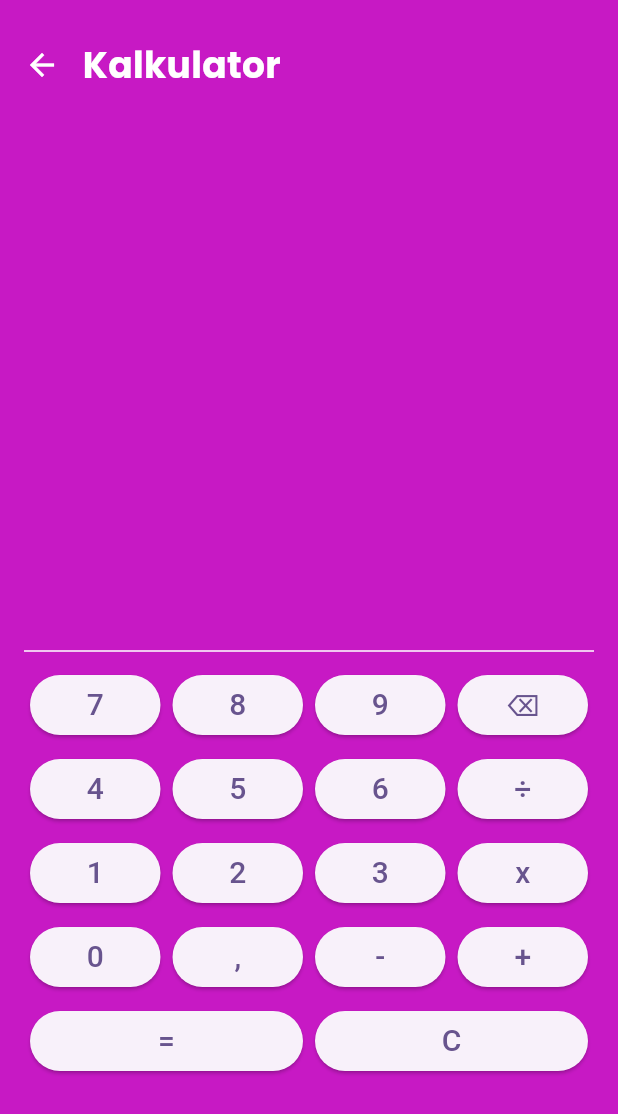
After one commit to harizfajar/manajemen_keuangan, a Flutter app: the Application screen opened directly, item 3 of the bottom bar chosen, after a tap on "Kalkulator", on a phone screen of 412 x 824 dp. The commit adds this screen. Shown: the top 1114 px of the screen. Run offline on Flutter 3.47's test engine with Material 3 defaults, Android fonts, the phone set to English and light mode, and no system bars; our stand-ins replace another_flushbar, cloud_firestore, firebase_auth, firebase_core, fl_chart, flutter_multi_formatter and 12 more; accounts and stored records are empty; generated files the repository leaves out were written again.

Commit message:
kalkulator

```diff
--- a/lib/common/routes/app_routes_name.dart
+++ b/lib/common/routes/app_routes_name.dart
@@ -10,4 +10,5 @@ class AppRoutesName {
   static String EDITCARD = "/editcard";
   static String ADDTRANSACTION = "/addtransaction";
   static String EDITTRANSACTION = "/edittransaction";
+  static String KALKULATOR = "/kalkulator";
 }
--- a/lib/common/routes/routes.dart
+++ b/lib/common/routes/routes.dart
@@ -1,3 +1,4 @@
+import 'package:duitKu/pages/Kalkulator/kalkulator.dart';
 import 'package:flutter/material.dart';
 import 'package:duitKu/common/model/cards.dart';
 import 'package:duitKu/common/model/transactions.dart';
@@ -42,6 +43,12 @@ class AppPages {
         builder: (args) {
           final data = args as TransactionModel;
           return EditTransaction(transactionData: data);
+        },
+      ),
+      RouteEntity(
+        path: AppRoutesName.KALKULATOR,
+        builder: (_) {
+          return Kalkulator();
         },
       ),
     ];
--- a/lib/pages/Card/notifier/card_notifier.dart
+++ b/lib/pages/Card/notifier/card_notifier.dart
@@ -147,7 +147,7 @@ class CardNotifier extends _$CardNotifier {
       return;
     }
     final firebase = FirebaseService();
-    firebase.deleteCard(userId, cardId);
+    await firebase.deleteCard(userId, cardId);
     // Tutup dialog dulu
     navKey.currentState!.pop();
     toastInfo(
--- /dev/null
+++ b/lib/pages/Kalkulator/kalkulator.dart
@@ -0,0 +1,111 @@
+import 'package:duitKu/common/widgets/color.dart';
+import 'package:duitKu/common/widgets/text.dart';
+import 'package:duitKu/pages/Kalkulator/notifier/kalkulator_notifier.dart';
+import 'package:flutter/material.dart';
+import 'package:flutter_riverpod/flutter_riverpod.dart';
+
+class Kalkulator extends ConsumerWidget {
+  const Kalkulator({Key? key}) : super(key: key);
+
+  @override
+  Widget build(BuildContext context, WidgetRef ref) {
+    final state = ref.watch(kalkulatorNotifierProvider);
+
+    final buttons = [
+      ['7', '8', '9', '⌫'],
+      ['4', '5', '6', '÷'],
+      ['1', '2', '3', 'x'],
+      ['0', ',', '-', '+'],
+      ['=', "C"],
+    ];
+
+    return Scaffold(
+      backgroundColor: AppColors.secondary,
+      body: Padding(
+        padding: const EdgeInsets.all(16),
+        child: Column(
+          children: [
+            SizedBox(height: 10),
+            Row(
+              children: [
+                GestureDetector(
+                  onTap: () => Navigator.pop(context),
+                  child: Icon(Icons.arrow_back, color: Colors.white),
+                ),
+                SizedBox(width: 15),
+                Align(
+                  alignment: Alignment.centerLeft,
+                  child: textPoppins(
+                    text: 'Kalkulator',
+                    fontSize: 24,
+                    fontWeight: FontWeight.bold,
+                  ),
+                ),
+              ],
+            ),
+            Expanded(
+              child: Column(
+                mainAxisAlignment: MainAxisAlignment.end,
+                children: [
+                  Align(
+                    alignment: Alignment.centerRight,
+                    child: Text(
+                      state.input,
+                      style: TextStyle(fontSize: 32, color: Colors.white),
+                    ),
+                  ),
+                  Align(
+                    alignment: Alignment.centerRight,
+                    child: Text(
+                      state.result,
+                      style: TextStyle(fontSize: 48, color: Colors.white),
+                    ),
+                  ),
+                ],
+              ),
+            ),
+            Divider(color: Colors.white),
+            Expanded(
+              child: Column(
+                children:
+                    buttons.map((row) {
+                      return Expanded(
+                        flex: 0,
+                        child: Row(
+                          children:
+                              row.map((label) {
+                                return Expanded(
+                                  child: Padding(
+                                    padding: const EdgeInsets.all(4.0),
+                                    child: buildButton(label, ref),
+                                  ),
+                                );
+                              }).toList(),
+                        ),
+                      );
+                    }).toList(),
+              ),
+            ),
+          ],
+        ),
+      ),
+    );
+  }
+}
+
+Widget buildButton(String label, WidgetRef ref) {
+  return ElevatedButton(
+    onPressed: () {
+      if (label == '=') {
+        ref.read(kalkulatorNotifierProvider.notifier).calculate();
+      } else if (label == 'C') {
+        ref.read(kalkulatorNotifierProvider.notifier).clear();
+      } else if (label == "⌫") {
+        ref.read(kalkulatorNotifierProvider.notifier).deleteLast();
+      } else {
+        ref.read(kalkulatorNotifierProvider.notifier).append(label);
+      }
+    },
+    child: Text(label, style: TextStyle(fontSize: 20)),
+  );
+}
--- a/lib/pages/application/application.dart
+++ b/lib/pages/application/application.dart
@@ -1,6 +1,7 @@
 import 'package:duitKu/common/routes/app_routes_name.dart';
 import 'package:duitKu/pages/beranda/beranda.dart';
 import 'package:duitKu/pages/history/history.dart';
+import 'package:duitKu/pages/lainnya/lainnya.dart';
 import 'package:flutter/material.dart';
 import 'package:flutter_riverpod/flutter_riverpod.dart';
 import 'package:flutter_svg/svg.dart';
@@ -36,7 +37,7 @@ class _ApplicationState extends ConsumerState<Application>
     return Scaffold(
       body: IndexedStack(
         index: selectedIndex,
-        children: [Beranda(), History(), Text("Settings")],
+        children: [Beranda(), History(), Lainnya()],
       ),
       floatingActionButton: IconButton(
         icon: Container(
@@ -55,7 +56,7 @@ class _ApplicationState extends ConsumerState<Application>
       ),
       bottomNavigationBar: SafeArea(
         child: Container(
-          color: AppColors.secondary,
+          color: selectedIndex == 2 ? Colors.white : AppColors.secondary,
           child: ClipRRect(
             clipBehavior: Clip.hardEdge,
             borderRadius: BorderRadius.only(
@@ -65,10 +66,15 @@ class _ApplicationState extends ConsumerState<Application>
             child: SizedBox(
               height: 70,
               child: BottomNavigationBar(
-                backgroundColor: Colors.white, // Penting agar radius terlihat
+                backgroundColor:
+                    selectedIndex == 2
+                        ? AppColors.secondary
+                        : Colors.white, // Penting agar radius terlihat
                 type: BottomNavigationBarType.fixed,
-                selectedItemColor: AppColors.secondary,
-                unselectedItemColor: Colors.grey,
+                selectedItemColor:
+                    selectedIndex == 2 ? Colors.white : AppColors.secondary,
+                unselectedItemColor:
+                    selectedIndex == 2 ? Colors.white70 : Colors.grey,
                 currentIndex: selectedIndex,
                 selectedLabelStyle: GoogleFonts.capriola(
                   fontSize: 12,
@@ -82,16 +88,18 @@ class _ApplicationState extends ConsumerState<Application>
                   ref.read(bottombarIndexProvider.notifier).changeValue(value);
                 },
                 items: [
-                  BottomNavBarItemCust(),
+                  BottomNavBarItemCust(selectedIndex: selectedIndex),
                   BottomNavBarItemCust(
                     assets: "assets/logo/history.svg",
                     label: "History",
+                    selectedIndex: selectedIndex,
                   ),
                   BottomNavBarItemCust(
                     assets: "assets/logo/lainnya.svg",
                     label: "Lainnya",
                     height: 34,
                     activeHeight: 38,
+                    selectedIndex: selectedIndex,
                   ),
                 ],
               ),
@@ -107,17 +115,18 @@ class _ApplicationState extends ConsumerState<Application>
     String? label,
     double? height,
     double? activeHeight,
+    int? selectedIndex = 0,
   }) {
     return BottomNavigationBarItem(
       icon: SvgPicture.asset(
         assets ?? "assets/logo/beranda.svg",
-        color: Colors.grey,
+        color: selectedIndex == 2 ? Colors.white70 : Colors.grey,
         height: height ?? 30,
       ),
       activeIcon: SvgPicture.asset(
         assets ?? "assets/logo/beranda.svg",
         height: activeHeight ?? 35,
-        color: AppColors.secondary,
+        color: selectedIndex == 2 ? Colors.white : AppColors.secondary,
       ),
       label: label ?? "Beranda",
     );
--- a/lib/pages/beranda/beranda.dart
+++ b/lib/pages/beranda/beranda.dart
@@ -27,8 +27,7 @@ class Beranda extends ConsumerWidget {
     final selectedIndexNotifier = ref.read(bottombarIndexProvider.notifier);
     return TemplateAPP(
       userId: userId,
-      userNotifier: UserNotifier,
-      Content: [
+      content: [
         Expanded(
           child: SingleChildScrollView(
             child: Column(
--- a/lib/pages/history/balance.dart
+++ b/lib/pages/history/balance.dart
@@ -21,7 +21,6 @@ class TotalBalance extends ConsumerWidget {
   @override
   Widget build(BuildContext context, WidgetRef ref) {
     final selectedCardId = ref.watch(selectedCardProvider).toString();
-    final transaction = ref.watch(transactionNotifierProvider);
     final transactionNotifier = ref.read(transactionNotifierProvider.notifier);
     final currentFilter = ref.watch(transactionFilterNotifierProvider);
     final currentFilterNotifier = ref.read(
--- a/lib/pages/history/history.dart
+++ b/lib/pages/history/history.dart
@@ -39,14 +39,13 @@ class _HistoryState extends ConsumerState<History>
     super.dispose();
   }
 
+  @override
   Widget build(BuildContext context) {
     final cardid = ref.watch(selectedCardProvider);
     final userId = Global.storageService.getUserId();
-    final userNotifier = ref.watch(userNotifierProvider.notifier);
     return TemplateAPP(
-      userNotifier: userNotifier,
       userId: userId,
-      Content: [
+      content: [
         TotalBalance(tabController: _tabController),
         SizedBox(height: 10),
         Expanded(
--- /dev/null
+++ b/lib/pages/lainnya/lainnya.dart
@@ -0,0 +1,100 @@
+import 'package:duitKu/common/routes/app_routes_name.dart';
+import 'package:duitKu/common/widgets/color.dart';
+import 'package:duitKu/common/widgets/text.dart';
+import 'package:duitKu/global.dart';
+import 'package:duitKu/pages/history/user_info.dart';
+import 'package:duitKu/pages/sign_in/notifier/user_notifier.dart';
+import 'package:flutter/material.dart';
+import 'package:flutter_riverpod/flutter_riverpod.dart';
+import 'package:flutter_svg/svg.dart';
+import 'package:sizer/sizer.dart';
+
+class Lainnya extends ConsumerWidget {
+  const Lainnya({super.key});
+
+  @override
+  Widget build(BuildContext context, WidgetRef ref) {
+    final userId = Global.storageService.getUserId();
+    final UserNotifier = ref.read(userNotifierProvider.notifier);
+    return Scaffold(
+      backgroundColor: Colors.white,
+      body: Column(
+        spacing: 10,
+        children: [
+          Stack(
+            children: [
+              Container(
+                height: 150,
+                decoration: BoxDecoration(gradient: AppColors.verticalGradient),
+              ),
+              Positioned(
+                left: 20,
+                top: 40,
+                child: Row(
+                  children: [
+                    SvgPicture.asset("assets/logo/logo.svg", width: 25),
+                    SizedBox(width: 1.h),
+                    textCapriola(fontSize: 16, text: "uangQ"),
+                  ],
+                ),
+              ),
+              Positioned(
+                right: 20,
+                top: 40,
+                child: UserInfoWidget(userId: userId),
+              ),
+            ],
+          ),
+          menuButton(
+            icon: Icons.calculate,
+            label: "Kalkulator",
+            onTap: () {
+              Navigator.pushNamed(context, AppRoutesName.KALKULATOR);
+            },
+          ),
+          menuButton(
+            icon: Icons.logout,
+            label: "Keluar",
+            onTap: () {
+              UserNotifier.logout();
+            },
+          ),
+        ],
+      ),
+    );
+  }
+}
+
+Widget menuButton({
+  required IconData icon,
+  required String label,
+  required VoidCallback onTap,
+}) {
+  return Padding(
+    padding: const EdgeInsets.symmetric(horizontal: 14),
+    child: GestureDetector(
+      onTap: onTap,
+      child: Container(
+        height: 55,
+        width: double.infinity,
+        decoration: BoxDecoration(
+          color: AppColors.secondary,
+          borderRadius: BorderRadius.circular(12),
+        ),
+        child: Row(
+          children: [
+            SizedBox(width: 15),
+            Icon(icon, color: Colors.white, size: 32),
+            SizedBox(width: 15),
+            textPoppins(
+              text: label,
+              color: Colors.white,
+              fontWeight: FontWeight.w600,
+              fontSize: 16,
+            ),
+          ],
+        ),
+      ),
+    ),
+  );
+}
--- a/lib/pages/sign_in/notifier/user_notifier.dart
+++ b/lib/pages/sign_in/notifier/user_notifier.dart
@@ -35,7 +35,7 @@ class UserNotifier extends _$UserNotifier {
   }
 
   void changeEmail(String email) {
-    final current = state.value ?? UserModel();
+    final   current = state.value ?? UserModel();
     state = AsyncData(current.copyWith(email: email));
   }
 
--- a/lib/pages/sign_in/sign_in.dart
+++ b/lib/pages/sign_in/sign_in.dart
@@ -73,7 +73,7 @@ class SignIn extends ConsumerWidget {
                           indicatorPadding: EdgeInsets.only(bottom: 10),
                           dividerHeight: 0,
                           indicatorColor: AppColors.primary,
-                          labelColor: Colors.black,
+                          labelColor: Color(0xFF184666),
                           labelStyle: TextStyle(
                             fontSize: 18,
                             fontFamily: "Capriola",
--- a/pubspec.yaml
+++ b/pubspec.yaml
@@ -24,6 +24,7 @@ dependencies:
   google_fonts: ^6.2.1
   internet_connection_checker: ^1.0.0
   intl: ^0.19.0
+  math_expressions: ^3.0.0
   provider: ^6.1.2
   riverpod_generator: ^2.6.5
   shared_preferences: ^2.5.2
```
Also changed, not shown: lib/common/services/firebase.dart (+12 -4 lines), lib/common/widgets/templateAPP.dart (+4 -12 lines), lib/pages/Kalkulator/kalkulatorState.dart (added, +12 -0 lines), lib/pages/Kalkulator/notifier/kalkulator_notifier.dart (added, +109 -0 lines), lib/pages/Kalkulator/notifier/kalkulator_notifier.g.dart (added), pubspec.lock.
